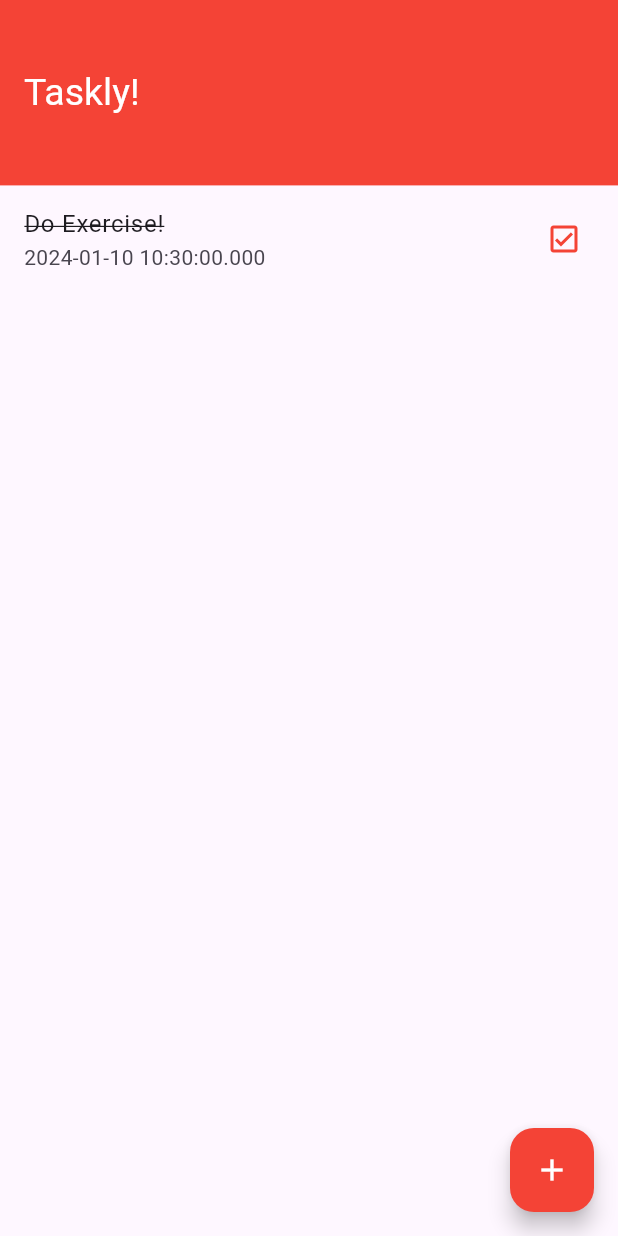
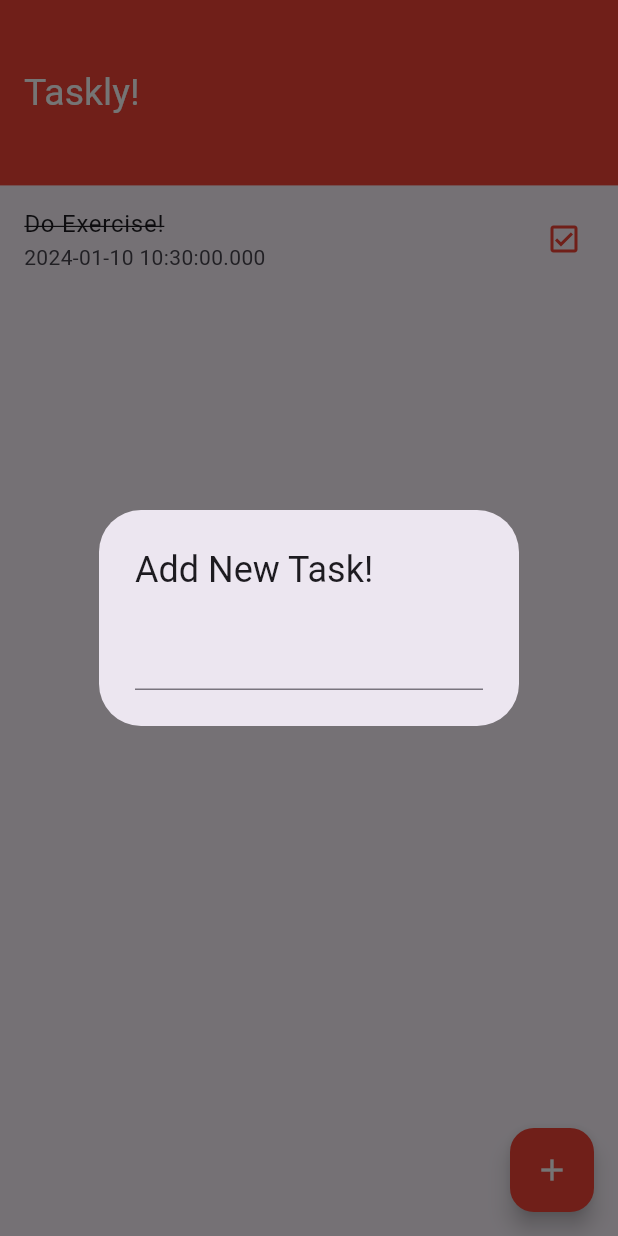
Before and after one commit to Prathamesh-1011/Taskly-App, a Flutter app: the screen it shows after launch, after a tap on the "add" icon, on a phone screen of 412 x 824 dp. Run offline on Flutter 3.47's test engine with Material 3 defaults, Android fonts, the phone set to English and light mode, and no system bars; our stand-ins replace hive_flutter; accounts and stored records are empty.

Commit message:
Created Task view and Task Pop up

```diff
--- /dev/null
+++ b/lib/models/task.dart
@@ -0,0 +1,27 @@
+class Task {
+  String content;
+  DateTime timestamp;
+  bool done;
+
+  Task({
+    required this.content,
+    required this.timestamp,
+    required this.done,
+  });
+
+  factory Task.fromMap(Map task) {
+    return Task(
+      content: task["content"],
+      timestamp: task["timestamp"],
+      done: task["done"],
+    );
+  }
+
+  Map toMapp() {
+    return {
+      "content": content,
+      "timestamp": timestamp,
+      "done": done,
+    };
+  }
+}
--- a/lib/pages/home_page.dart
+++ b/lib/pages/home_page.dart
@@ -1,7 +1,10 @@
+// ignore_for_file: no_leading_underscores_for_local_identifiers
+
 import 'package:flutter/material.dart';
+import 'package:hive_flutter/hive_flutter.dart';
 
 class HomePage extends StatefulWidget {
-  HomePage();
+  const HomePage({super.key});
 
   @override
   State<StatefulWidget> createState() {
@@ -10,7 +13,10 @@ class HomePage extends StatefulWidget {
 }
 
 class _HomePageState extends State<HomePage> {
+  // ignore: unused_field
   late double _deviceHeight, _deviceWidth;
+
+  String? _newTaskContent;
 
   _HomePageState();
 
@@ -30,8 +36,23 @@ class _HomePageState extends State<HomePage> {
         ),
         backgroundColor: Colors.red,
       ),
-      body: _tasksList(),
+      body: _tasksView(),
       floatingActionButton: _addTaskButton(),
+    );
+  }
+
+  Widget _tasksView() {
+    return FutureBuilder(
+      future: Hive.openBox('tasks'),
+      builder: (BuildContext _context, AsyncSnapshot _snapshot) {
+        if (_snapshot.connectionState == ConnectionState.done) {
+          return _tasksList();
+        } else {
+          return const Center(
+            child: CircularProgressIndicator(),
+          );
+        }
+      },
     );
   }
 
@@ -60,11 +81,30 @@ class _HomePageState extends State<HomePage> {
   Widget _addTaskButton() {
     return FloatingActionButton(
       backgroundColor: Colors.red,
-      onPressed: () {},
+      onPressed: _displayTaskPopup,
       child: const Icon(
         Icons.add,
         color: Colors.white,
       ),
     );
   }
+
+  void _displayTaskPopup() {
+    showDialog(
+      context: context,
+      builder: (BuildContext _context) {
+        return AlertDialog(
+          title: const Text("Add New Task!"),
+          content: TextField(
+            onSubmitted: (_value) {},
+            onChanged: (_value) {
+              setState(() {
+                _newTaskContent = _value;
+              });
+            },
+          ),
+        );
+      },
+    );
+  }
 }
```
